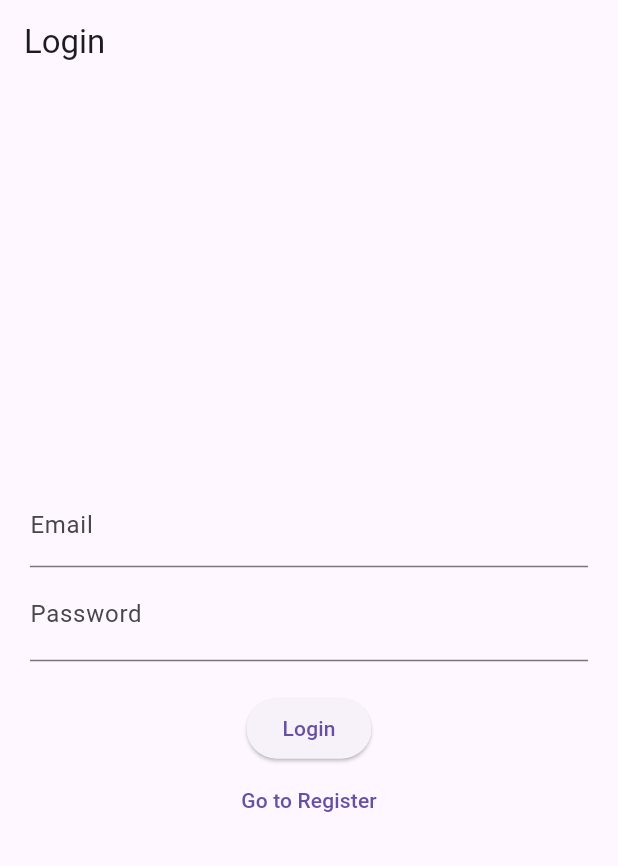
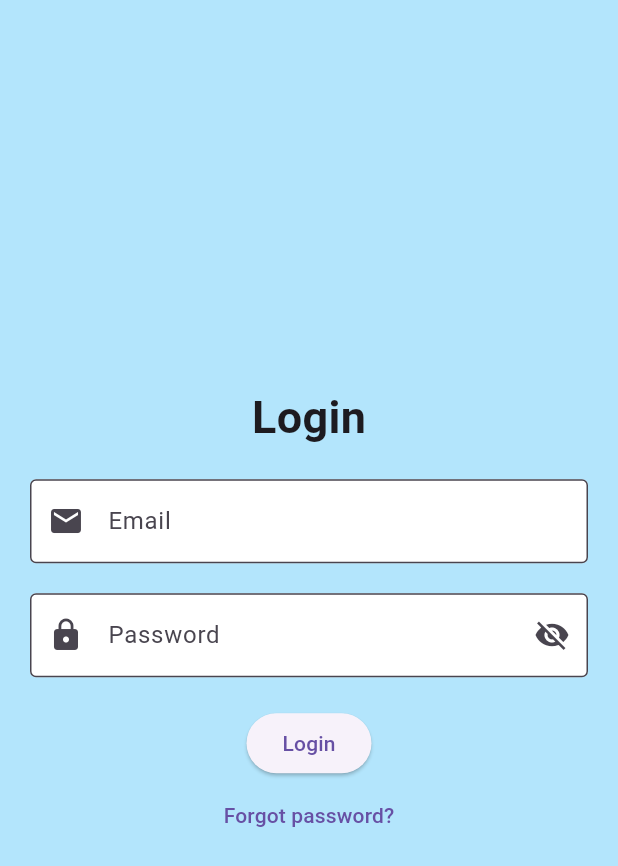
Before and after one commit to QHanif/iStarpoint, a Flutter app: the screen it shows after launch, on a phone screen of 412 x 824 dp. Shown: the top 866 px of the screen. Run offline on Flutter 3.47's test engine with Material 3 defaults, Android fonts, the phone set to English and light mode, and no system bars; our stand-ins replace firebase_auth, firebase_core; accounts and stored records are empty.

Commit message:
Update loginscreen.dart

```diff
--- a/lib/pages/loginscreen.dart
+++ b/lib/pages/loginscreen.dart
@@ -1,5 +1,3 @@
-//saufi
-
 import 'package:flutter/material.dart';
 import 'package:firebase_auth/firebase_auth.dart';
 import '../auth.dart';
@@ -26,85 +24,62 @@ class _LoginPageState extends State<LoginPage> {
     });
   }
 
-  Future<void> signInWithEmailAndPassword() async {
-    try {
-      await Auth().signInWithEmailAndPassword(
-        email: _controllerEmail.text,
-        password: _controllerPassword.text,
-      );
-    } on FirebaseAuthException catch (e) {
-      setState(() {
-        switch (e.code) {
-          case 'invalid-credential':
-            errorMessage = 'Invalid email/password entered. Please try again.';
-            break;
-          default:
-            errorMessage =
-                'An unknown error occurred with error code: ${e.code}.';
-        }
-      });
-    }
-  }
-
-  final _formKey = GlobalKey<FormState>();
-
   @override
   Widget build(BuildContext context) {
     return Scaffold(
-      appBar: AppBar(
-        title: const Text('Login'),
-      ),
       body: Container(
-        height: double.infinity,
-        width: double.infinity,
-        padding: const EdgeInsets.all(20),
-        child: Form(
-          key: _formKey,
+        color: Colors.lightBlue[100], // Set the background color to light blue
+        padding: EdgeInsets.all(20.0),
         child: Column(
-            crossAxisAlignment: CrossAxisAlignment.center,
           mainAxisAlignment: MainAxisAlignment.center,
           children: <Widget>[
-              TextFormField(
+            Text(
+              'Login',
+              style: TextStyle(fontSize: 30, fontWeight: FontWeight.bold),
+            ),
+            SizedBox(height: 20),
+            TextField(
               controller: _controllerEmail,
-                validator: validator.validateEmail,
-                decoration: const InputDecoration(
+              decoration: InputDecoration(
+                fillColor: Colors.white, // Set the fill color to white
+                filled: true, // Enable fill color
+                border: OutlineInputBorder(),
                 labelText: 'Email',
+                prefixIcon: Icon(Icons.email),
               ),
             ),
-              TextFormField(
+            SizedBox(height: 20),
+            TextField(
               controller: _controllerPassword,
               obscureText: _isHiddenPassword,
-                validator: validator.validatePassword,
               decoration: InputDecoration(
+                fillColor: Colors.white, // Set the fill color to white
+                filled: true, // Enable fill color
+                border: OutlineInputBorder(),
                 labelText: 'Password',
-                  suffix: InkWell(
-                    onTap: _togglePasswordView,
-                    child: Icon(
-                      _isHiddenPassword
-                          ? Icons.visibility
-                          : Icons.visibility_off,
+                prefixIcon: Icon(Icons.lock),
+                suffixIcon: IconButton(
+                  icon: Icon(
+                    _isHiddenPassword ? Icons.visibility_off : Icons.visibility,
+                  ),
+                  onPressed: _togglePasswordView,
                 ),
               ),
             ),
-              ),
-              Text(errorMessage == '' ? '' : 'Hmm ? $errorMessage',
-                  style: const TextStyle(color: Colors.red)),
+            SizedBox(height: 20),
             ElevatedButton(
+              child: Text('Login'),
               onPressed: () {
-                  if (_formKey.currentState!.validate()) {
-                    signInWithEmailAndPassword();
-                  }
+                // Handle login logic here
               },
-                child: const Text('Login'),
             ),
             TextButton(
+              child: Text('Forgot password?'),
               onPressed: () {
-                  Navigator.pushNamed(context, '/register');
+                // Handle forgot password logic here
               },
-                child: const Text('Go to Register'),
             ),
           ],
-          ),
         ),
       ),
     );
```
Lines whose indentation alone changed are shown as unchanged.
